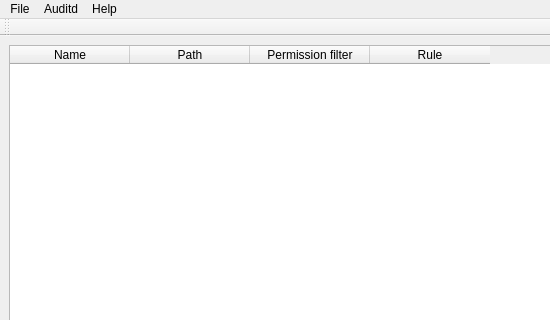
This is AuditGUI/src/layouts/main.ui in jsionr/audit-gui as Qt 5 draws it before an edit; both pictures show x 0 to 550 and y 0 to 320 of the 743 by 603 pixel window. The edited form follows.
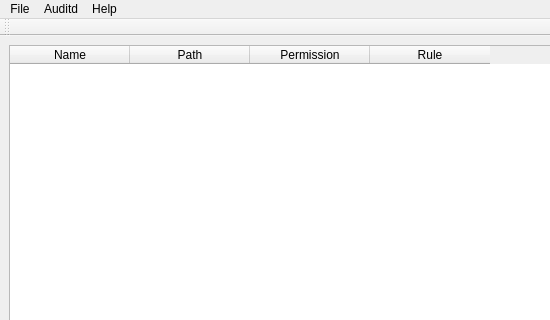
This is the edited form.

```diff
--- a/AuditGUI/src/layouts/main.ui
+++ b/AuditGUI/src/layouts/main.ui
@@ -24,7 +24,7 @@
     <item>
      <widget class="QTableWidget" name="tableRules">
       <property name="gridStyle">
-       <enum>Qt::DashLine</enum>
+       <enum>Qt::DotLine</enum>
       </property>
       <attribute name="horizontalHeaderDefaultSectionSize">
        <number>120</number>
@@ -44,7 +44,7 @@
       </column>
       <column>
        <property name="text">
-        <string>Permission filter</string>
+        <string>Permission</string>
        </property>
       </column>
       <column>
```
